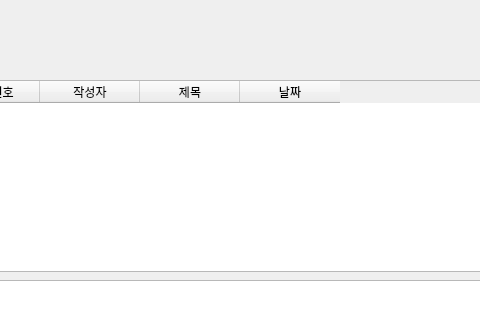
gitaeyu/Education_app, file Teacher.ui: the form before one commit; both pictures show x 311 to 791 and y 0 to 320 of the 1139 by 860 pixel window.
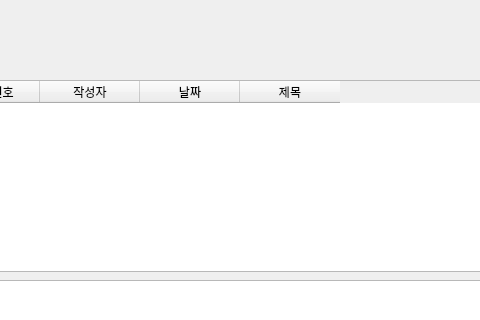
The form after the commit.

```diff
--- a/Teacher.ui
+++ b/Teacher.ui
@@ -1017,16 +1017,16 @@
           <string>작성자</string>
          </property>
         </column>
-        <column>
-         <property name="text">
-          <string>제목</string>
-         </property>
-        </column>
         <column>
          <property name="text">
           <string>날짜</string>
          </property>
         </column>
+        <column>
+         <property name="text">
+          <string>제목</string>
+         </property>
+        </column>
        </widget>
       </widget>
       <widget class="QWidget" name="page_10">
```
Left out of the diff: 7 changed lines with no effect on the pictures.
